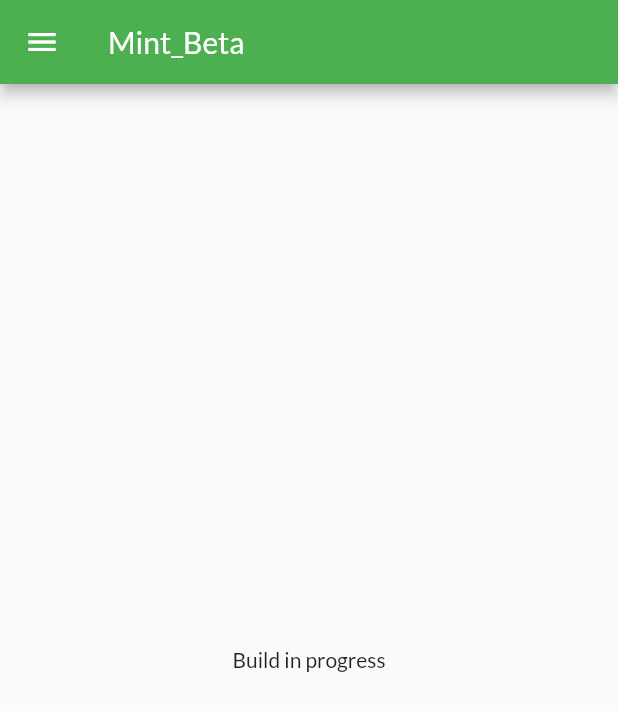
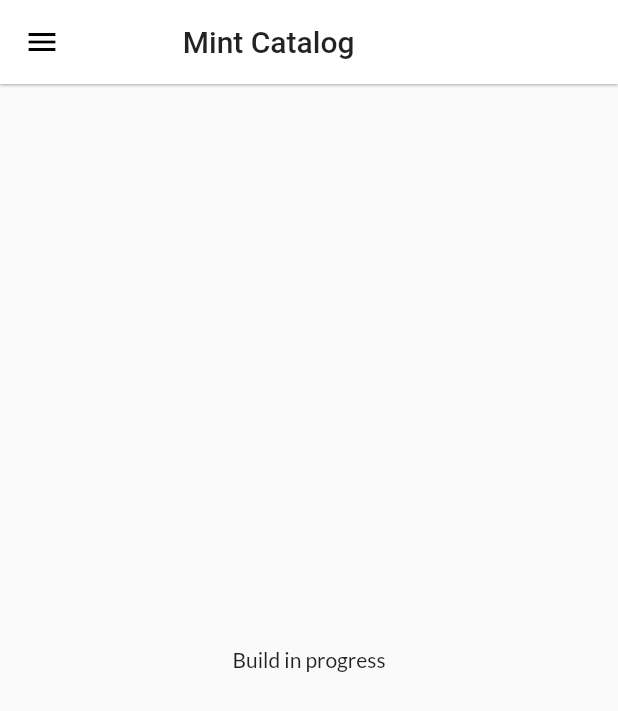
Before and after one commit to Scot1x/Flutter_Learnin, a Flutter app: the HomePage screen opened by its route, on a phone screen of 412 x 824 dp. Shown: the top 711 px of the screen. Run offline on Flutter 3.47's test engine with Material 2 defaults, Android fonts, the phone set to English and light mode, and no system bars; our stand-ins replace google_fonts.

Commit message:
Themes Extracted

```diff
--- a/lib/main.dart
+++ b/lib/main.dart
@@ -3,6 +3,7 @@
 import 'package:trial_app_2/pages/login_page.dart';
 import 'package:google_fonts/google_fonts.dart';
 import 'package:trial_app_2/utils/routes.dart';
+import 'package:trial_app_2/widgets/themes.dart';
 
 //git push --set-upstream origin Day
 void main() {
@@ -13,11 +14,7 @@
   @override
   Widget build(BuildContext context) {
     return MaterialApp(
-      themeMode: ThemeMode.light,
-      theme: ThemeData(
-        primarySwatch: Colors.green,
-        fontFamily: GoogleFonts.lato().fontFamily,
-      ),
+      theme: Mytheme.LightTheme(context),
       debugShowCheckedModeBanner: false,
       routes: {
         Myroutes.loginRoutes: (context) => LoginPage(),
--- a/lib/pages/home_page.dart
+++ b/lib/pages/home_page.dart
@@ -7,7 +7,9 @@
   Widget build(BuildContext context) {
     return Scaffold(
       appBar: AppBar(
-        title: Text("Mint_Beta"),
+        title: Text(
+          "\t \t \t \t \t Mint Catalog",
+        ),
       ),
       body: Center(
         child: Container(
--- /dev/null
+++ b/lib/widgets/themes.dart
@@ -0,0 +1,19 @@
+import 'package:flutter/material.dart';
+import 'package:google_fonts/google_fonts.dart';
+
+class Mytheme {
+  static ThemeData LightTheme(BuildContext context) => ThemeData(
+        primarySwatch: Colors.green,
+        fontFamily: GoogleFonts.lato().fontFamily,
+        appBarTheme: AppBarTheme(
+          color: Colors.white,
+          elevation: 0.7,
+          iconTheme: IconThemeData(color: Colors.black),
+          textTheme: Theme.of(context).textTheme,
+        ),
+      );
+
+  static ThemeData DarkTheme(BuildContext context) => ThemeData(
+        brightness: Brightness.dark,
+      );
+}
```
